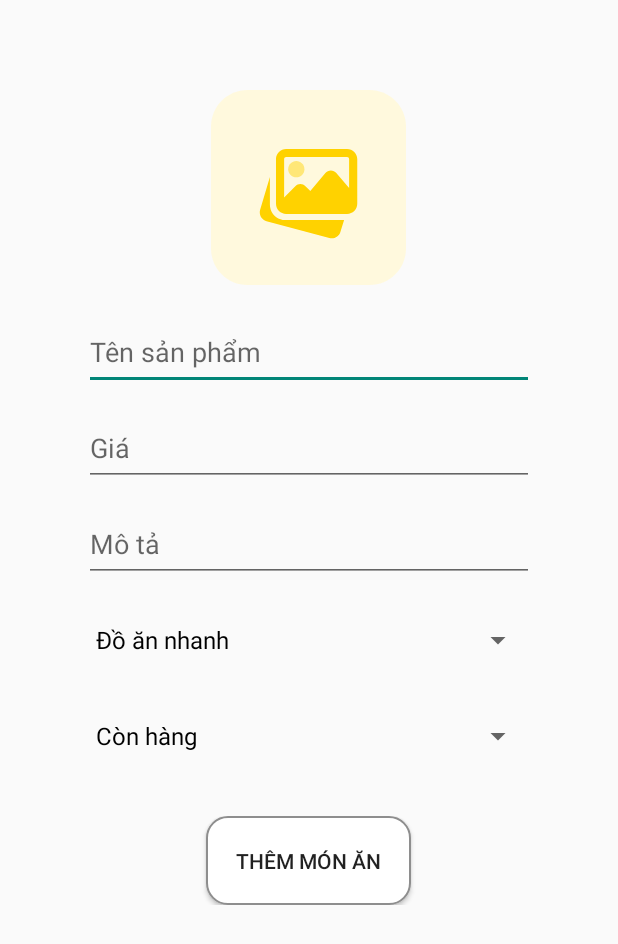
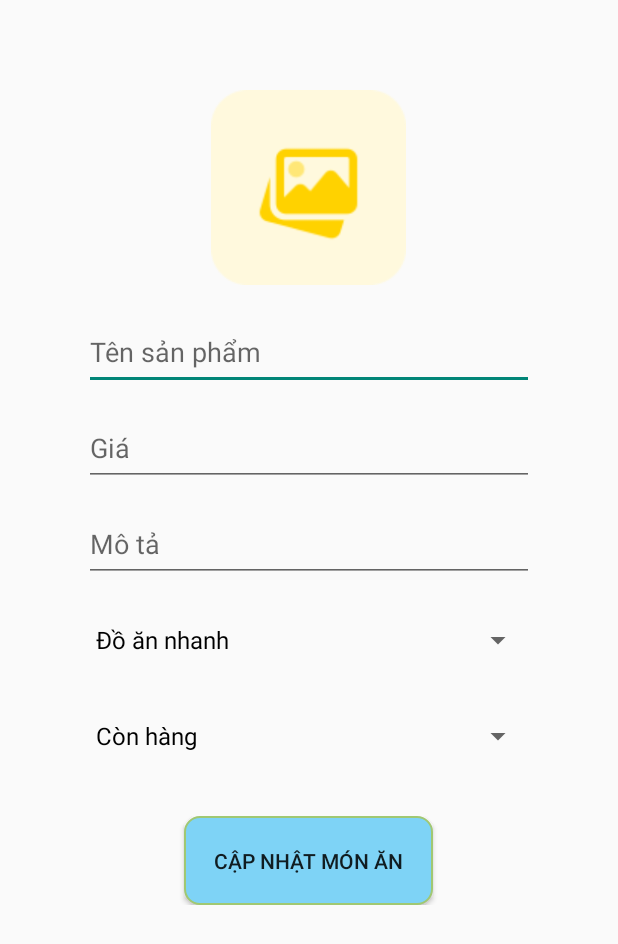
Before and after one commit to thaideptrai3012/ManageFood, an Android app: the UpdateFoodActivity screen opened directly, with no data from a screen before it, on a phone screen of 412 x 824 dp. Shown: the top 944 px of the screen. Run offline under Robolectric (Android 15) with nearby library versions, the phone set to English and light mode, and no system bars; our stand-ins replace Firebase (no records; nobody signed in at launch, a user with empty details on screens opened directly), Picasso; 9 statements that could not run were skipped.

```diff
--- a/app/src/main/java/com/example/managefood/SignupActivity.java
+++ b/app/src/main/java/com/example/managefood/SignupActivity.java
@@ -38,9 +38,8 @@ public class SignupActivity extends AppCompatActivity {
 
             String email = llemail.getText().toString();
             String password = llpassword.getText().toString();
-            String fullname = llfullname.getText().toString();
 
-            if (llemail.getText().toString().isEmpty() || llpassword.getText().toString().isEmpty() || llfullname.getText().toString().isEmpty()) {
+            if (llemail.getText().toString().isEmpty() || llpassword.getText().toString().isEmpty()) {
                 Toast.makeText(SignupActivity.this,
                         "Không được để trống!", Toast.LENGTH_LONG).show();
             } else {
--- a/app/src/main/res/layout/activity_add_food.xml
+++ b/app/src/main/res/layout/activity_add_food.xml
@@ -16,7 +16,7 @@
             android:id="@+id/imgAvatarFood"
             android:layout_width="130dp"
             android:layout_height="130dp"
-            android:src="@drawable/no_image" />
+            android:src="@drawable/image" />
 
     </LinearLayout>
     <LinearLayout
--- a/app/src/main/res/layout/activity_update_food.xml
+++ b/app/src/main/res/layout/activity_update_food.xml
@@ -16,7 +16,7 @@
             android:id="@+id/imgUpdateAvatarFood"
             android:layout_width="130dp"
             android:layout_height="130dp"
-            android:src="@drawable/no_image" />
+            android:src="@drawable/image" />
 
     </LinearLayout>
     <LinearLayout
@@ -82,8 +82,8 @@
                 android:layout_height="wrap_content"
                 android:id="@+id/btnUpdateFood"
                 android:padding="20dp"
-                android:background="@drawable/bg_dialog_button"
-                android:text="Thêm món ăn"/>
+                android:background="@drawable/bg_button"
+                android:text="Cập nhật món ăn"/>
         </LinearLayout>
 
     </LinearLayout>
```
Also changed, not shown: app/src/main/java/com/example/managefood/Adapter/Food_ChuCuaHang_Adapter.java (+14 -5 lines), app/src/main/java/com/example/managefood/HomeActivity.java (+7 -2 lines), app/src/main/res/drawable/image.png (added).
